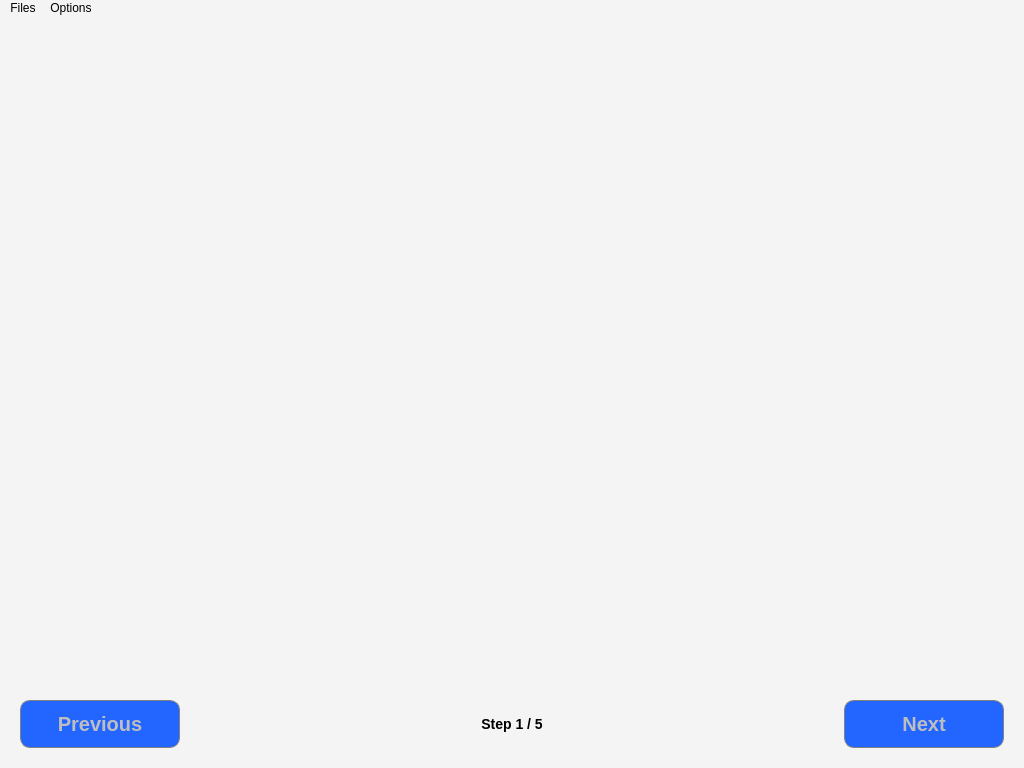
The window that src/ihm/mainframe.ui (lamyj/dicomifier) describes before a commit, drawn with Qt 5.
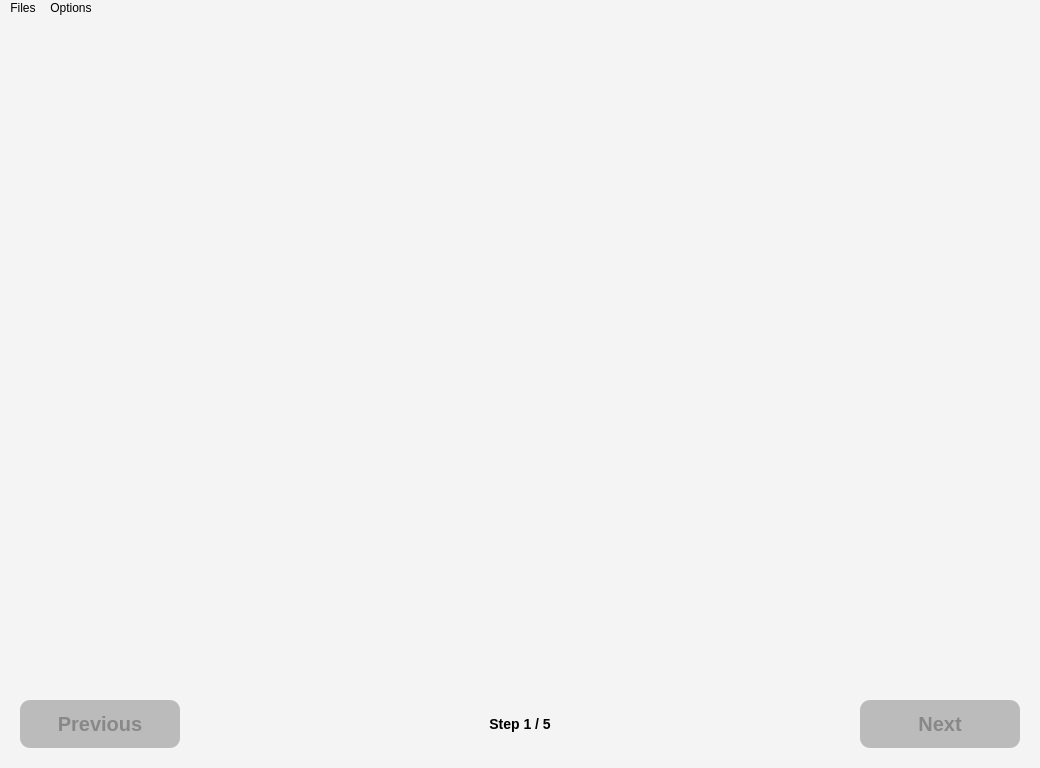
The same window after the commit. Custom widgets are drawn as their Qt base class.

The edit to the form file:
```diff
--- a/src/ihm/mainframe.ui
+++ b/src/ihm/mainframe.ui
@@ -6,13 +6,13 @@
    <rect>
     <x>0</x>
     <y>0</y>
-    <width>1024</width>
+    <width>1040</width>
     <height>768</height>
    </rect>
   </property>
   <property name="minimumSize">
    <size>
-    <width>1024</width>
+    <width>1040</width>
     <height>768</height>
    </size>
   </property>
@@ -25,79 +25,113 @@
   <property name="styleSheet">
    <string notr="true">QWidget 
 {
-	background-color: #F4F4F4;
-}
-
-QWidget #subjectsWidget
-{
-	border: none;
+    background-color: #F4F4F4;
 }
 
 QWidget #menuBar
 {
-	border: none;
+    border: none;
 }
 
-QMenuBar {
-     background-color: qlineargradient(x1:0, y1:0, x2:0, y2:1,
-                                       stop:0 #EEEEEE, stop:1 #BBBBBB);
- }
+QMenuBar 
+{
+    background-color: qlineargradient(x1:0, y1:0, x2:0, y2:1,
+                                      stop:0 #EEEEEE, stop:1 #BBBBBB);
+}
  
- QMenuBar::item {
-     spacing: 3px; /* spacing between menu bar items */
-     padding: 1px 4px;
-     background: transparent;
-     border-radius: 4px;
- }
- 
- QMenuBar::item:selected { /* when selected using mouse or keyboard */
-     border-color: lightblue;
-     background: rgba(200, 200, 200, 255);
- }
- 
- QMenuBar::item:pressed {
-     background: rgba(200, 200, 200, 200);
- }
+QMenuBar::item 
+{
+    spacing: 3px; /* spacing between menu bar items */
+    padding: 1px 4px;
+    background: transparent;
+    border-radius: 4px;
+}
 
-QMenu {
-     background-color: white;
-     margin: 2px; /* some spacing around the menu */
- }
+QMenuBar::item:selected 
+{
+    border-color: lightblue;
+    background: rgba(200, 200, 200, 255);
+}
+
+QMenuBar::item:pressed 
+{
+    background: rgba(200, 200, 200, 200);
+}
+
+QMenu 
+{
+    background-color: white;
+    margin: 2px; /* some spacing around the menu */
+}
+
+QMenu::item 
+{
+    padding: 2px 25px 2px 20px;
+    border: 1px solid transparent;
+}
+
+QMenu::item:selected 
+{
+    border-color: lightblue;
+    background: rgba(200, 200, 200, 150);
+}
  
- QMenu::item {
-     padding: 2px 25px 2px 20px;
-     border: 1px solid transparent; /* reserve space for selection border */
- }
- 
- QMenu::item:selected {
-     border-color: lightblue;
-     background: rgba(200, 200, 200, 150);
- }
- 
- QMenu::icon:checked { /* appearance of a 'checked' icon */
-     background: #CCCCCC;
-     border: 1px inset lightblue;
-     position: absolute;
-     top: 1px;
-     right: 1px;
-     bottom: 1px;
-     left: 1px;
- }
- 
- QMenu::separator {
-     height: 2px;
-     background: #BBBBBB;
-     margin-left: 5spx;
-     margin-right: 5px;
- }
- 
- QMenu::indicator {
-     width: 13px;
-     height: 13px;
- }
+QMenu::icon:checked 
+{
+    background: #CCCCCC;
+    border: 1px inset lightblue;
+    position: absolute;
+    top: 1px;
+    right: 1px;
+    bottom: 1px;
+    left: 1px;
+}
+
+QMenu::separator 
+{
+    height: 2px;
+    background: #BBBBBB;
+    margin-left: 5spx;
+    margin-right: 5px;
+}
+
+QMenu::indicator 
+{
+    width: 13px;
+    height: 13px;
+}
 </string>
   </property>
   <widget class="QWidget" name="centralWidget">
+   <property name="styleSheet">
+    <string notr="true">QPushButton
+{
+    background-color: #2266FF;
+    border: 1px solid grey;
+    border-radius: 10px;
+    margin: 20px;
+    font-size: 20px;
+    font-weight: bold;
+    color: black;
+}
+
+QPushButton:disabled
+{
+    background-color: #BBBBBB;
+    color: #888888;
+}
+
+QPushButton:pressed
+{
+    background-color: #22BBFF;
+}
+
+QPushButton:checked
+{
+    border: 1px solid grey;
+    border-radius: 10px;
+}</string>
+   </property>
    <layout class="QGridLayout" name="gridLayout_2" rowstretch="0,0">
     <property name="leftMargin">
      <number>0</number>
@@ -116,6 +150,9 @@
     </property>
     <item row="1" column="0" alignment="Qt::AlignBottom">
      <widget class="QWidget" name="stepBand" native="true">
+      <property name="enabled">
+       <bool>true</bool>
+      </property>
       <property name="minimumSize">
        <size>
         <width>1024</width>
@@ -131,39 +168,14 @@
       <property name="styleSheet">
        <string notr="true">QWidget 
 {
-	border-top: none;
-	font-weight: bold;
-}
-
-QPushButton
-{
-	background-color: #2266FF;
-	border: 1px solid grey;
-	border-radius: 10px;
-	margin: 20px;
-	font-size: 20px;
-}
-
-QPushButton:pressed
-{
-	background-color: #22BBFF;
-}
-
-QPushButton[enabled=&quot;false&quot;]
-{
-	background-color: #BBBBBB;
-	border: 1px solid grey;
-	border-radius: 10px;
-	margin: 20px;
-	font-size: 20px;
-	color: #888888;
+    border: none;
+    font-weight: bold;
 }
 
 QLabel
 {
-	background: transparent;
-	border: none;
-	font-size: 14px;
+    background: transparent;
+    font-size: 14px;
 }</string>
       </property>
       <layout class="QGridLayout" name="gridLayout_3" rowstretch="0,0" rowminimumheight="0,0">
@@ -268,14 +280,65 @@
       </layout>
      </widget>
     </item>
-    <item row="0" column="0" alignment="Qt::AlignHCenter|Qt::AlignVCenter">
-     <widget class="SubjectsFrame" name="subjectsWidget" native="true">
+    <item row="0" column="0">
+     <widget class="QWidget" name="stepWidget" native="true">
       <property name="sizePolicy">
-       <sizepolicy hsizetype="Preferred" vsizetype="Preferred">
+       <sizepolicy hsizetype="Expanding" vsizetype="Expanding">
         <horstretch>0</horstretch>
         <verstretch>0</verstretch>
        </sizepolicy>
       </property>
+      <property name="styleSheet">
+       <string notr="true">QTreeView 
+{
+    show-decoration-selected: 1;
+}
+
+QTreeView::item 
+{
+    border-top-color: transparent;
+    border-bottom-color: transparent;
+}
+
+QTreeView::item:hover 
+{
+    background: qlineargradient(x1: 0, y1: 0, x2: 0, y2: 1, stop: 0 #e7effd, stop: 1 #cbdaf1);
+    border: 1px solid #bfcde4;
+}
+
+QTreeView::item:selected 
+{
+    border: 1px solid #567dbc;
+}
+
+QTreeView::item:selected:active
+{
+    background: qlineargradient(x1: 0, y1: 0, x2: 0, y2: 1, stop: 0 #6ea1f1, stop: 1 #567dbc);
+}
+
+QTreeView::item:selected:!active 
+{
+    background: qlineargradient(x1: 0, y1: 0, x2: 0, y2: 1, stop: 0 #6b9be8, stop: 1 #577fbf);
+}
+
+QWidget #widget
+{
+    border: none;
+    margin: 0px 2px;
+}
+
+QHeaderView::section {
+    background: transparent;
+    color: #777777;
+    padding-left: 4px;
+}
+
+QHeaderView
+{
+    border-bottom: 1px solid #2299FF;
+}</string>
+      </property>
+      <layout class="QVBoxLayout" name="verticalLayout"/>
      </widget>
     </item>
    </layout>
@@ -285,7 +348,7 @@
     <rect>
      <x>0</x>
      <y>0</y>
-     <width>1024</width>
+     <width>1040</width>
      <height>23</height>
     </rect>
    </property>
@@ -322,14 +385,6 @@
    </property>
   </action>
  </widget>
- <customwidgets>
-  <customwidget>
-   <class>SubjectsFrame</class>
-   <extends>QWidget</extends>
-   <header location="global">SubjectsFrame.h</header>
-   <container>1</container>
-  </customwidget>
- </customwidgets>
  <resources/>
  <connections/>
 </ui>
```
